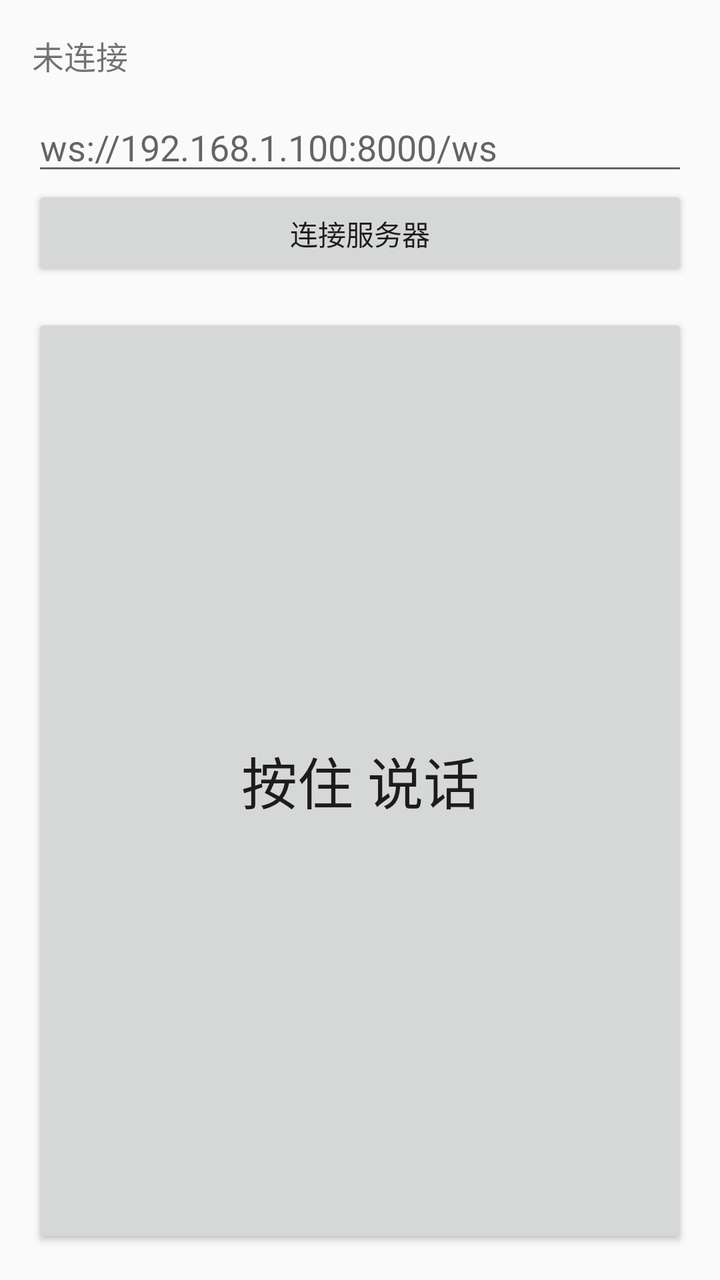
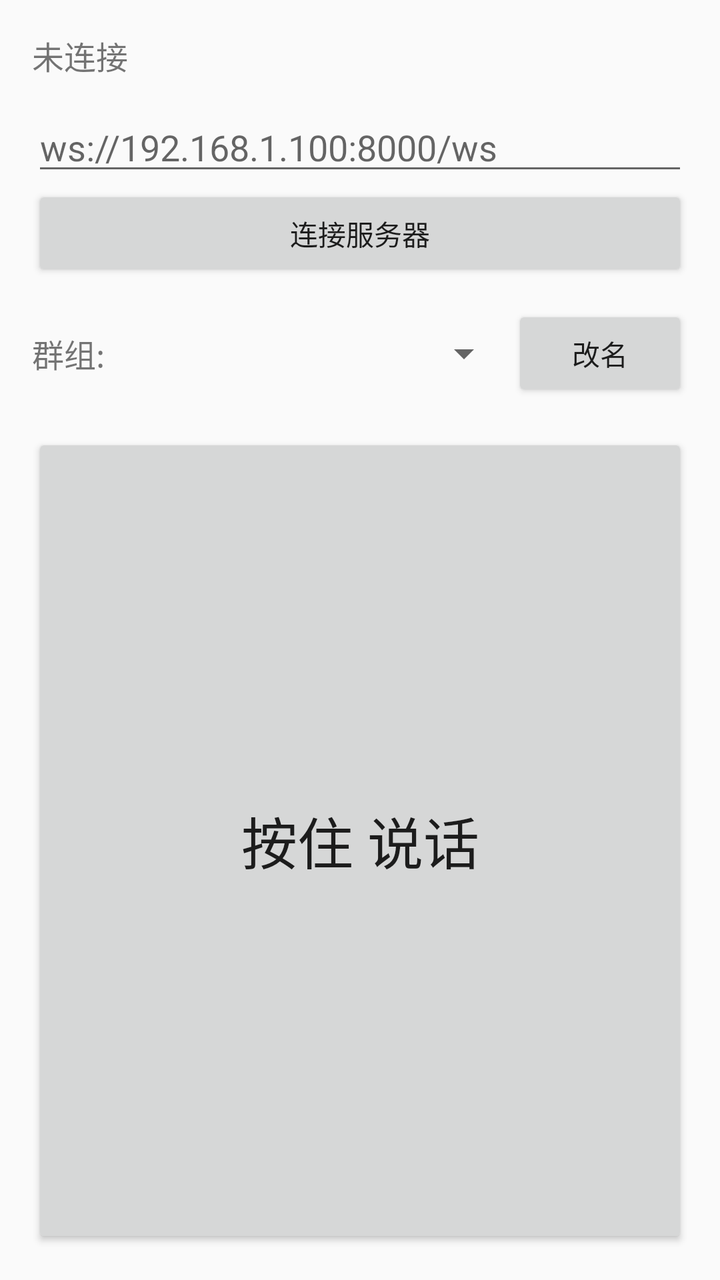

Before-and-after screenshots of an Android layout around one commit, followed by the original layout XML and the change that was made.
<!-- AndroidManifest.xml: application theme android:Theme.Material.Light.DarkActionBar -->
<!-- res/layout/activity_main.xml -->
<?xml version="1.0" encoding="utf-8"?>
<LinearLayout xmlns:android="http://schemas.android.com/apk/res/android"
    android:layout_width="match_parent"
    android:layout_height="match_parent"
    android:orientation="vertical"
    android:padding="16dp">

    <TextView
        android:id="@+id/tvStatus"
        android:layout_width="match_parent"
        android:layout_height="wrap_content"
        android:text="未连接"
        android:textSize="16sp" />

    <EditText
        android:id="@+id/etServer"
        android:layout_width="match_parent"
        android:layout_height="wrap_content"
        android:layout_marginTop="12dp"
        android:hint="ws://192.168.1.100:8000/ws"
        android:inputType="textUri" />

    <Button
        android:id="@+id/btnConnect"
        android:layout_width="match_parent"
        android:layout_height="wrap_content"
        android:text="连接服务器" />

    <Button
        android:id="@+id/btnPtt"
        android:layout_width="match_parent"
        android:layout_height="0dp"
        android:layout_marginTop="16dp"
        android:layout_weight="1"
        android:text="按住 说话"
        android:textSize="28sp" />
</LinearLayout>
<!-- resources referenced by this layout -->
<resources>

</resources>

<!-- the commit's change to res/layout/activity_main.xml (unified diff, before → after) -->
@@ -26,6 +26,32 @@
         android:layout_height="wrap_content"
         android:text="连接服务器" />
 
+    <LinearLayout
+        android:layout_width="match_parent"
+        android:layout_height="wrap_content"
+        android:layout_marginTop="12dp"
+        android:gravity="center_vertical"
+        android:orientation="horizontal">
+
+        <TextView
+            android:layout_width="wrap_content"
+            android:layout_height="wrap_content"
+            android:text="群组:"
+            android:textSize="16sp" />
+
+        <Spinner
+            android:id="@+id/spGroup"
+            android:layout_width="0dp"
+            android:layout_height="wrap_content"
+            android:layout_weight="1" />
+
+        <Button
+            android:id="@+id/btnRenameGroup"
+            android:layout_width="wrap_content"
+            android:layout_height="wrap_content"
+            android:text="改名" />
+    </LinearLayout>
+
     <Button
         android:id="@+id/btnPtt"
         android:layout_width="match_parent"
